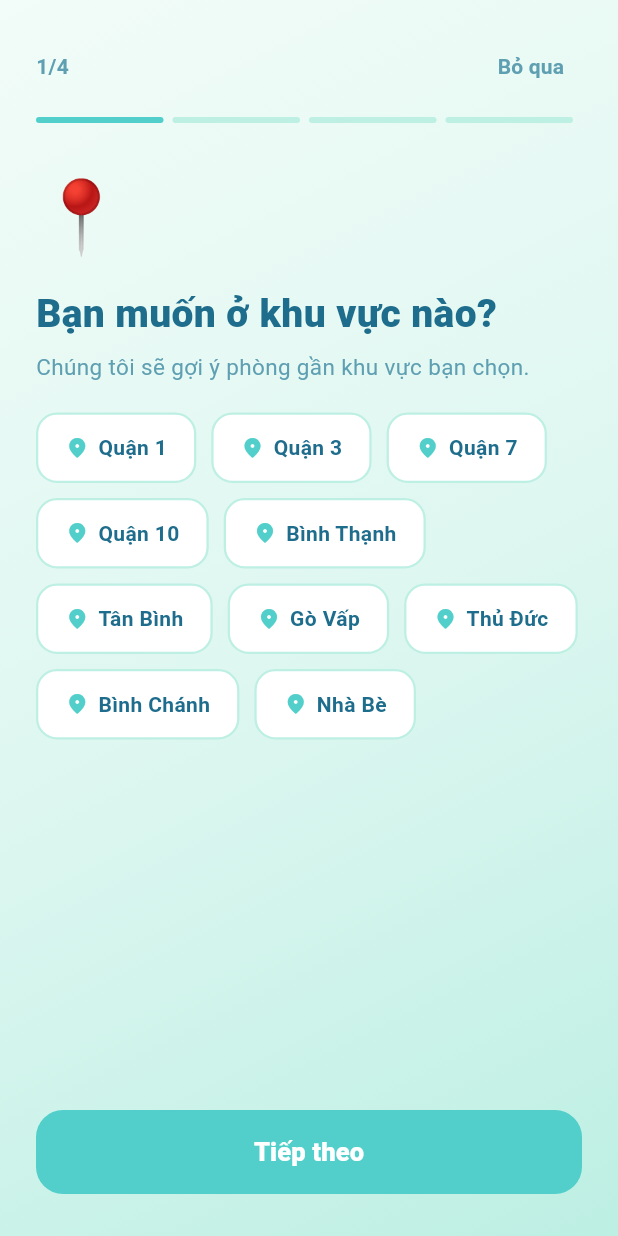
After one commit to LeAn0305/Smart_Room_Finder, a Flutter app: the PreferenceScreen screen opened directly, on a phone screen of 412 x 824 dp. The commit adds this screen. Run offline on Flutter 3.47's test engine with Material 3 defaults, Android fonts, the phone set to English and light mode, and no system bars; our stand-ins replace cloud_firestore, firebase_auth, flutter_map, geolocator, google_sign_in, image_picker and 2 more; accounts and stored records are empty.

Commit message:
feat(huyhoangt4): PreferenceScreen sau đăng nhập, gợi ý phòng theo nhu cầu, banner cards, search/filter hoạt động

```diff
--- a/lib/main.dart
+++ b/lib/main.dart
@@ -3,13 +3,17 @@ import 'package:flutter/material.dart';
 import 'package:flutter_localizations/flutter_localizations.dart';
 import 'package:provider/provider.dart';
 import 'package:smart_room_finder/core/l10n/language_provider.dart';
+import 'package:smart_room_finder/providers/preference_provider.dart';
 import 'package:smart_room_finder/screens/splash/splash_screen.dart';
 import 'package:smart_room_finder/screens/welcome/welcome_screen.dart';
 
 void main() {
   runApp(
-    ChangeNotifierProvider(
-      create: (_) => LanguageProvider(),
+    MultiProvider(
+      providers: [
+        ChangeNotifierProvider(create: (_) => LanguageProvider()),
+        ChangeNotifierProvider(create: (_) => PreferenceProvider()),
+      ],
       child: const MyApp(),
     ),
   );
--- /dev/null
+++ b/lib/providers/preference_provider.dart
@@ -0,0 +1,44 @@
+import 'package:flutter/material.dart';
+import 'package:smart_room_finder/models/room_model.dart';
+
+class PreferenceProvider extends ChangeNotifier {
+  String? _location;
+  final Set<String> _amenities = {};
+  RoomType? _roomType;
+  int? _maxPrice;
+  bool _completed = false;
+
+  String? get location => _location;
+  Set<String> get amenities => Set.unmodifiable(_amenities);
+  RoomType? get roomType => _roomType;
+  int? get maxPrice => _maxPrice;
+  bool get completed => _completed;
+
+  void setLocation(String loc) { _location = loc; notifyListeners(); }
+  void setRoomType(RoomType? t) { _roomType = t; notifyListeners(); }
+  void setMaxPrice(int p) { _maxPrice = p; notifyListeners(); }
+
+  void toggleAmenity(String a) {
+    _amenities.contains(a) ? _amenities.remove(a) : _amenities.add(a);
+    notifyListeners();
+  }
+
+  void complete() { _completed = true; notifyListeners(); }
+
+  /// Sắp xếp phòng theo độ phù hợp với sở thích
+  List<RoomModel> applyPreference(List<RoomModel> rooms) {
+    if (!_completed) return rooms;
+    return List.from(rooms)..sort((a, b) => _score(b).compareTo(_score(a)));
+  }
+
+  int _score(RoomModel r) {
+    int s = 0;
+    if (_location != null && r.location.toLowerCase().contains(_location!.toLowerCase())) s += 3;
+    if (_roomType != null && r.type == _roomType) s += 3;
+    if (_maxPrice != null && r.price <= _maxPrice!) s += 2;
+    for (final a in _amenities) {
+      if (r.amenities.any((ra) => ra.toLowerCase().contains(a.toLowerCase()))) s += 1;
+    }
+    return s;
+  }
+}
--- a/lib/screens/auth/login_screen.dart
+++ b/lib/screens/auth/login_screen.dart
@@ -6,6 +6,7 @@ import 'package:smart_room_finder/screens/auth/forgot_password_screen.dart';
 import 'package:smart_room_finder/screens/auth/phone_login_screen.dart';
 import 'package:smart_room_finder/screens/auth/register_screen.dart';
 import 'package:smart_room_finder/screens/main_navigation_screen.dart';
+import 'package:smart_room_finder/screens/onboarding/preference_screen.dart';
 import 'package:sign_in_with_apple/sign_in_with_apple.dart';
 import 'package:smart_room_finder/services/google_auth_service.dart';
 import 'package:smart_room_finder/services/local_auth_service.dart';
@@ -68,7 +69,7 @@ class _LoginScreenState extends State<LoginScreen> {
   void _goToHome() {
     Navigator.pushAndRemoveUntil(
       context,
-      MaterialPageRoute(builder: (_) => const MainNavigationScreen()),
+      MaterialPageRoute(builder: (_) => const PreferenceScreen()),
       (route) => false,
     );
   }
@@ -102,7 +103,7 @@ class _LoginScreenState extends State<LoginScreen> {
       if (!mounted) return;
       Navigator.pushAndRemoveUntil(
         context,
-        MaterialPageRoute(builder: (_) => const MainNavigationScreen()),
+        MaterialPageRoute(builder: (_) => const PreferenceScreen()),
         (route) => false,
       );
     } catch (e) {
--- /dev/null
+++ b/lib/screens/onboarding/preference_screen.dart
@@ -0,0 +1,293 @@
+import 'package:flutter/material.dart';
+import 'package:provider/provider.dart';
+import 'package:smart_room_finder/core/constants/app_colors.dart';
+import 'package:smart_room_finder/models/room_model.dart';
+import 'package:smart_room_finder/providers/preference_provider.dart';
+import 'package:smart_room_finder/screens/main_navigation_screen.dart';
+
+class PreferenceScreen extends StatefulWidget {
+  const PreferenceScreen({super.key});
+  @override
+  State<PreferenceScreen> createState() => _PreferenceScreenState();
+}
+
+class _PreferenceScreenState extends State<PreferenceScreen> {
+  final _pageCtrl = PageController();
+  int _page = 0;
+
+  String? _selectedLocation;
+  RoomType? _selectedType;
+  final Set<String> _selectedAmenities = {};
+  double _maxPrice = 5000000;
+
+  final _locations = ['Quận 1','Quận 3','Quận 7','Quận 10','Bình Thạnh','Tân Bình','Gò Vấp','Thủ Đức','Bình Chánh','Nhà Bè'];
+
+  final _types = [
+    (RoomType.studio,    'Phòng trọ',      Icons.single_bed_rounded),
+    (RoomType.apartment, 'Chung cư',        Icons.apartment_rounded),
+    (RoomType.house,     'Nhà nguyên căn',  Icons.house_rounded),
+    (RoomType.villa,     'Biệt thự',        Icons.villa_rounded),
+  ];
+
+  final _amenities = [
+    ('Wifi',           Icons.wifi_rounded),
+    ('Máy lạnh',       Icons.ac_unit_rounded),
+    ('Tủ lạnh',        Icons.kitchen_rounded),
+    ('Máy giặt',       Icons.local_laundry_service_rounded),
+    ('Bếp',            Icons.outdoor_grill_rounded),
+    ('Chỗ để xe',      Icons.directions_car_rounded),
+    ('An ninh',        Icons.security_rounded),
+    ('Bình nóng lạnh', Icons.hot_tub_rounded),
+  ];
+
+  void _next() {
+    if (_page < 3) {
+      _pageCtrl.nextPage(duration: const Duration(milliseconds: 350), curve: Curves.easeInOut);
+      setState(() => _page++);
+    } else {
+      _finish();
+    }
+  }
+
+  void _finish() {
+    final pref = context.read<PreferenceProvider>();
+    if (_selectedLocation != null) pref.setLocation(_selectedLocation!);
+    if (_selectedType != null) pref.setRoomType(_selectedType);
+    pref.setMaxPrice(_maxPrice.toInt());
+    for (final a in _selectedAmenities) pref.toggleAmenity(a);
+    pref.complete();
+    Navigator.pushAndRemoveUntil(context,
+        MaterialPageRoute(builder: (_) => const MainNavigationScreen()), (_) => false);
+  }
+
+  @override
+  Widget build(BuildContext context) {
+    return Scaffold(
+      body: Container(
+        decoration: const BoxDecoration(
+          gradient: LinearGradient(begin: Alignment.topLeft, end: Alignment.bottomRight,
+              colors: [AppColors.mintLight, AppColors.mintSoft, AppColors.mintGreen]),
+        ),
+        child: SafeArea(child: Column(children: [
+          _buildTopBar(),
+          Expanded(child: PageView(
+            controller: _pageCtrl,
+            physics: const NeverScrollableScrollPhysics(),
+            children: [_stepLocation(), _stepType(), _stepAmenities(), _stepBudget()],
+          )),
+          _buildBottomBar(),
+        ])),
+      ),
+    );
+  }
+
+  Widget _buildTopBar() {
+    return Padding(
+      padding: const EdgeInsets.fromLTRB(24, 20, 24, 0),
+      child: Column(crossAxisAlignment: CrossAxisAlignment.start, children: [
+        Row(mainAxisAlignment: MainAxisAlignment.spaceBetween, children: [
+          Text('${_page + 1}/4', style: const TextStyle(color: AppColors.textSecondary, fontWeight: FontWeight.w600, fontSize: 14)),
+          TextButton(onPressed: _finish, child: const Text('Bỏ qua', style: TextStyle(color: AppColors.textSecondary, fontWeight: FontWeight.w600))),
+        ]),
+        const SizedBox(height: 10),
+        Row(children: List.generate(4, (i) => Expanded(child: Container(
+          height: 4, margin: const EdgeInsets.only(right: 6),
+          decoration: BoxDecoration(
+            color: i <= _page ? AppColors.teal : AppColors.mintGreen,
+            borderRadius: BorderRadius.circular(2),
+          ),
+        )))),
+      ]),
+    );
+  }
+
+  Widget _buildBottomBar() {
+    return Padding(
+      padding: const EdgeInsets.fromLTRB(24, 12, 24, 28),
+      child: SizedBox(width: double.infinity, height: 56,
+        child: ElevatedButton(
+          onPressed: _next,
+          style: ElevatedButton.styleFrom(
+            backgroundColor: AppColors.teal, foregroundColor: Colors.white,
+            elevation: 0, shape: RoundedRectangleBorder(borderRadius: BorderRadius.circular(18)),
+          ),
+          child: Text(_page == 3 ? 'Bắt đầu khám phá' : 'Tiếp theo',
+              style: const TextStyle(fontSize: 17, fontWeight: FontWeight.w800)),
+        ),
+      ),
+    );
+  }
+
+  Widget _header(String emoji, String title, String sub) => Padding(
+    padding: const EdgeInsets.fromLTRB(24, 28, 24, 20),
+    child: Column(crossAxisAlignment: CrossAxisAlignment.start, children: [
+      Text(emoji, style: const TextStyle(fontSize: 48)),
+      const SizedBox(height: 12),
+      Text(title, style: const TextStyle(fontSize: 26, fontWeight: FontWeight.w900, color: AppColors.textPrimary)),
+      const SizedBox(height: 6),
+      Text(sub, style: const TextStyle(fontSize: 15, color: AppColors.textSecondary, height: 1.4)),
+    ]),
+  );
+
+  Widget _stepLocation() {
+    return SingleChildScrollView(
+      padding: const EdgeInsets.only(bottom: 20),
+      child: Column(crossAxisAlignment: CrossAxisAlignment.start, children: [
+        _header('📍', 'Bạn muốn ở khu vực nào?', 'Chúng tôi sẽ gợi ý phòng gần khu vực bạn chọn.'),
+        Padding(
+          padding: const EdgeInsets.symmetric(horizontal: 24),
+          child: Wrap(spacing: 10, runSpacing: 10, children: _locations.map((loc) {
+            final sel = _selectedLocation == loc;
+            return GestureDetector(
+              onTap: () => setState(() => _selectedLocation = sel ? null : loc),
+              child: AnimatedContainer(
+                duration: const Duration(milliseconds: 200),
+                padding: const EdgeInsets.symmetric(horizontal: 18, vertical: 12),
+                decoration: BoxDecoration(
+                  color: sel ? AppColors.teal : Colors.white,
+                  borderRadius: BorderRadius.circular(14),
+                  border: Border.all(color: sel ? AppColors.teal : AppColors.mintGreen, width: 1.5),
+                  boxShadow: sel ? [BoxShadow(color: AppColors.teal.withOpacity(0.3), blurRadius: 8, offset: const Offset(0, 4))] : [],
+                ),
+                child: Row(mainAxisSize: MainAxisSize.min, children: [
+                  Icon(Icons.location_on_rounded, color: sel ? Colors.white : AppColors.teal, size: 16),
+                  const SizedBox(width: 6),
+                  Text(loc, style: TextStyle(color: sel ? Colors.white : AppColors.textPrimary, fontWeight: FontWeight.w700, fontSize: 14)),
+                ]),
+              ),
+            );
+          }).toList()),
+        ),
+      ]),
+    );
+  }
+
+  Widget _stepType() {
+    return SingleChildScrollView(
+      padding: const EdgeInsets.only(bottom: 20),
+      child: Column(crossAxisAlignment: CrossAxisAlignment.start, children: [
+        _header('🏠', 'Bạn thích loại phòng nào?', 'Chọn loại phòng phù hợp với nhu cầu của bạn.'),
+        Padding(
+          padding: const EdgeInsets.symmetric(horizontal: 24),
+          child: Column(children: _types.map((t) {
+            final sel = _selectedType == t.$1;
+            return GestureDetector(
+              onTap: () => setState(() => _selectedType = sel ? null : t.$1),
+              child: AnimatedContainer(
+                duration: const Duration(milliseconds: 200),
+                margin: const EdgeInsets.only(bottom: 12),
+                padding: const EdgeInsets.all(18),
+                decoration: BoxDecoration(
+                  color: sel ? AppColors.teal : Colors.white,
+                  borderRadius: BorderRadius.circular(18),
+                  border: Border.all(color: sel ? AppColors.teal : AppColors.mintGreen, width: 1.5),
+                  boxShadow: [BoxShadow(color: Colors.black.withOpacity(0.04), blurRadius: 8, offset: const Offset(0, 4))],
+                ),
+                child: Row(children: [
+                  Container(
+                    padding: const EdgeInsets.all(12),
+                    decoration: BoxDecoration(
+                      color: sel ? Colors.white.withOpacity(0.2) : AppColors.mintSoft,
+                      borderRadius: BorderRadius.circular(12),
+                    ),
+                    child: Icon(t.$3, color: sel ? Colors.white : AppColors.teal, size: 24),
+                  ),
+                  const SizedBox(width: 16),
+                  Text(t.$2, style: TextStyle(fontSize: 17, fontWeight: FontWeight.w700, color: sel ? Colors.white : AppColors.textPrimary)),
+                  const Spacer(),
+                  if (sel) const Icon(Icons.check_circle_rounded, color: Colors.white, size: 22),
+                ]),
+              ),
+            );
+          }).toList()),
+        ),
+      ]),
+    );
+  }
+
+  Widget _stepAmenities() {
+    return SingleChildScrollView(
+      padding: const EdgeInsets.only(bottom: 20),
+      child: Column(crossAxisAlignment: CrossAxisAlignment.start, children: [
+        _header('✨', 'Tiện ích bạn cần?', 'Chọn những tiện ích quan trọng với bạn.'),
+        Padding(
+          padding: const EdgeInsets.symmetric(horizontal: 24),
+          child: Wrap(spacing: 10, runSpacing: 10, children: _amenities.map((a) {
+            final sel = _selectedAmenities.contains(a.$1);
+            return GestureDetector(
+              onTap: () => setState(() => sel ? _selectedAmenities.remove(a.$1) : _selectedAmenities.add(a.$1)),
+              child: AnimatedContainer(
+                duration: const Duration(milliseconds: 200),
+                padding: const EdgeInsets.symmetric(horizontal: 16, vertical: 12),
+                decoration: BoxDecoration(
+                  color: sel ? AppColors.teal.withOpacity(0.1) : Colors.white,
+                  borderRadius: BorderRadius.circular(14),
+                  border: Border.all(color: sel ? AppColors.teal : AppColors.mintGreen, width: 1.5),
+                ),
+                child: Row(mainAxisSize: MainAxisSize.min, children: [
+                  Icon(a.$2, color: sel ? AppColors.teal : AppColors.textSecondary, size: 18),
+                  const SizedBox(width: 8),
+                  Text(a.$1, style: TextStyle(color: sel ? AppColors.tealDark : AppColors.textPrimary, fontWeight: FontWeight.w700, fontSize: 14)),
+                ]),
+              ),
+            );
+          }).toList()),
+        ),
+      ]),
+    );
+  }
+
+  Widget _stepBudget() {
+    return SingleChildScrollView(
+      padding: const EdgeInsets.only(bottom: 20),
+      child: Column(crossAxisAlignment: CrossAxisAlignment.start, children: [
+        _header('💰', 'Ngân sách hàng tháng?', 'Kéo thanh để chọn mức giá tối đa bạn muốn thuê.'),
+        Padding(
+          padding: const EdgeInsets.symmetric(horizontal: 24),
+          child: Column(children: [
+            Container(
+              padding: const EdgeInsets.all(24),
+              decoration: BoxDecoration(color: Colors.white, borderRadius: BorderRadius.circular(20),
+                  boxShadow: [BoxShadow(color: Colors.black.withOpacity(0.05), blurRadius: 12, offset: const Offset(0, 4))]),
+              child: Column(children: [
+                Text('${(_maxPrice / 1000000).toStringAsFixed(1)} triệu/tháng',
+                    style: const TextStyle(fontSize: 32, fontWeight: FontWeight.w900, color: AppColors.teal)),
+                const SizedBox(height: 20),
+                SliderTheme(
+                  data: SliderTheme.of(context).copyWith(
+                    activeTrackColor: AppColors.teal, inactiveTrackColor: AppColors.mintGreen,
+                    thumbColor: AppColors.teal, overlayColor: AppColors.teal.withOpacity(0.15),
+                    trackHeight: 6, thumbShape: const RoundSliderThumbShape(enabledThumbRadius: 14),
+                  ),
+                  child: Slider(value: _maxPrice, min: 1000000, max: 20000000, divisions: 19,
+                      onChanged: (v) => setState(() => _maxPrice = v)),
+                ),
+                Row(mainAxisAlignment: MainAxisAlignment.spaceBetween, children: const [
+                  Text('1 triệu', style: TextStyle(color: AppColors.textSecondary, fontSize: 13, fontWeight: FontWeight.w600)),
+                  Text('20 triệu', style: TextStyle(color: AppColors.textSecondary, fontSize: 13, fontWeight: FontWeight.w600)),
+                ]),
+              ]),
+            ),
+            const SizedBox(height: 16),
+            Wrap(spacing: 10, runSpacing: 10, children: [2000000, 4000000, 6000000, 10000000].map((p) {
+              final sel = _maxPrice == p.toDouble();
+              return GestureDetector(
+                onTap: () => setState(() => _maxPrice = p.toDouble()),
+                child: Container(
+                  padding: const EdgeInsets.symmetric(horizontal: 16, vertical: 10),
+                  decoration: BoxDecoration(
+                    color: sel ? AppColors.teal : Colors.white,
+                    borderRadius: BorderRadius.circular(12),
+                    border: Border.all(color: sel ? AppColors.teal : AppColors.mintGreen, width: 1.5),
+                  ),
+                  child: Text('${(p / 1000000).toStringAsFixed(0)}tr',
+                      style: TextStyle(color: sel ? Colors.white : AppColors.textPrimary, fontWeight: FontWeight.w700)),
+                ),
+              );
+            }).toList()),
+          ]),
+        ),
+      ]),
+    );
+  }
+}
```
